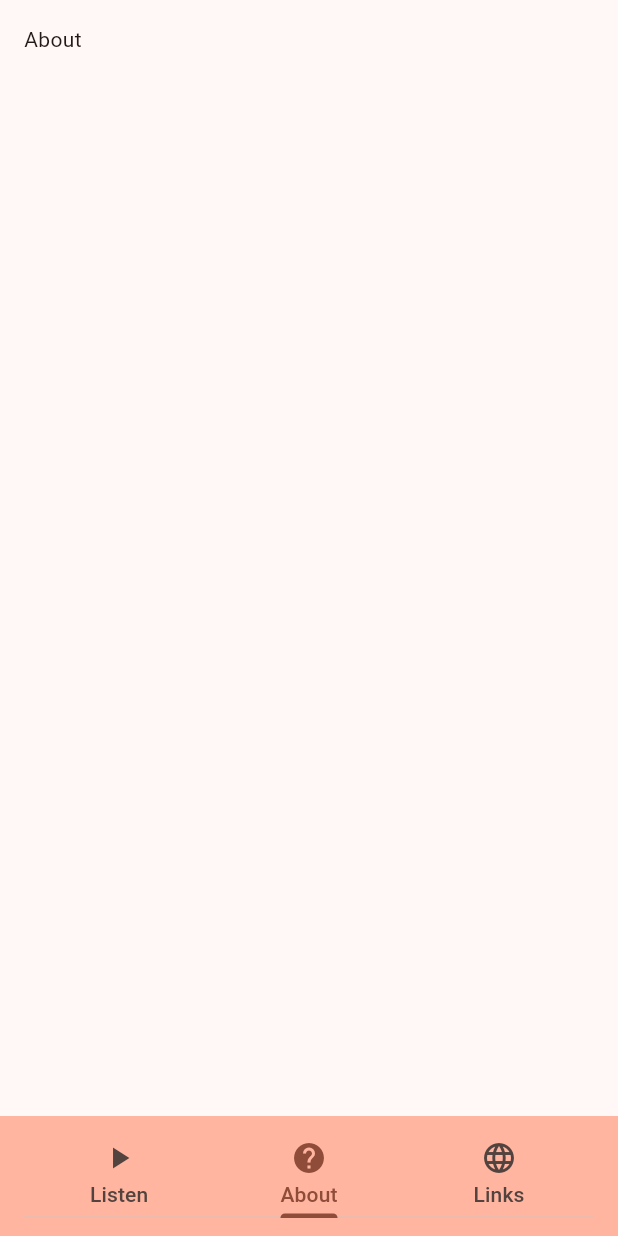
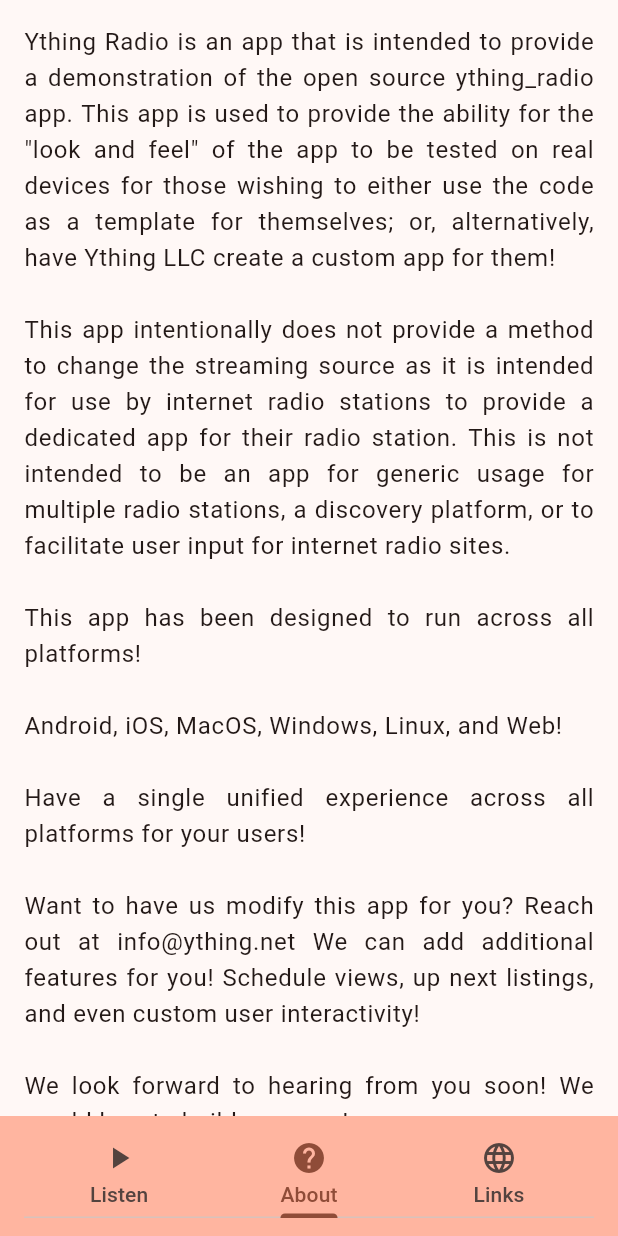
Before and after one commit to YthingLLC/ything_radio, a Flutter app: the screen it shows after launch, item 2 of the bottom bar chosen, on a phone screen of 412 x 824 dp. Run offline on Flutter 3.47's test engine with Material 3 defaults, Android fonts, the phone set to English and light mode, and no system bars.

Commit message:
about info

```diff
--- a/lib/About.dart
+++ b/lib/About.dart
@@ -5,9 +5,39 @@ class About extends StatelessWidget {
 
   @override
   Widget build(BuildContext context) {
-    return const Padding(
-      padding: EdgeInsets.all(16.0),
-      child: Text("About"),
+    return DefaultTextStyle(
+      style: Theme.of(context).textTheme.bodyLarge!,
+      child: const SingleChildScrollView(
+        child: Padding(
+          padding: EdgeInsets.all(16.0),
+          child: Text(
+            'Ything Radio is an app that is intended to provide a demonstration of the '
+            'open source ything_radio app. This app is used to provide the ability for the '
+            '"look and feel" of the app to be tested on real devices for those wishing to '
+            'either use the code as a template for themselves; or, alternatively, have Ything LLC '
+            'create a custom app for them!'
+            '\n\n'
+            'This app intentionally does not provide a method to change the streaming source '
+            'as it is intended for use by internet radio stations to provide a dedicated app '
+            'for their radio station. This is not intended to be an app for generic usage for '
+            'multiple radio stations, a discovery platform, or to facilitate user input for '
+            'internet radio sites.'
+            '\n\n'
+            'This app has been designed to run across all platforms!'
+            '\n\n'
+            'Android, iOS, MacOS, Windows, Linux, and Web!'
+            '\n\n'
+            'Have a single unified experience across all platforms for your users!'
+            '\n\n'
+            'Want to have us modify this app for you? Reach out at info@ything.net '
+            'We can add additional features for you! Schedule views, up next listings, '
+            'and even custom user interactivity! '
+            '\n\n'
+            'We look forward to hearing from you soon! We would love to build your app!',
+            textAlign: TextAlign.justify,
+          ),
+        ),
+      ),
     );
   }
 }
```
